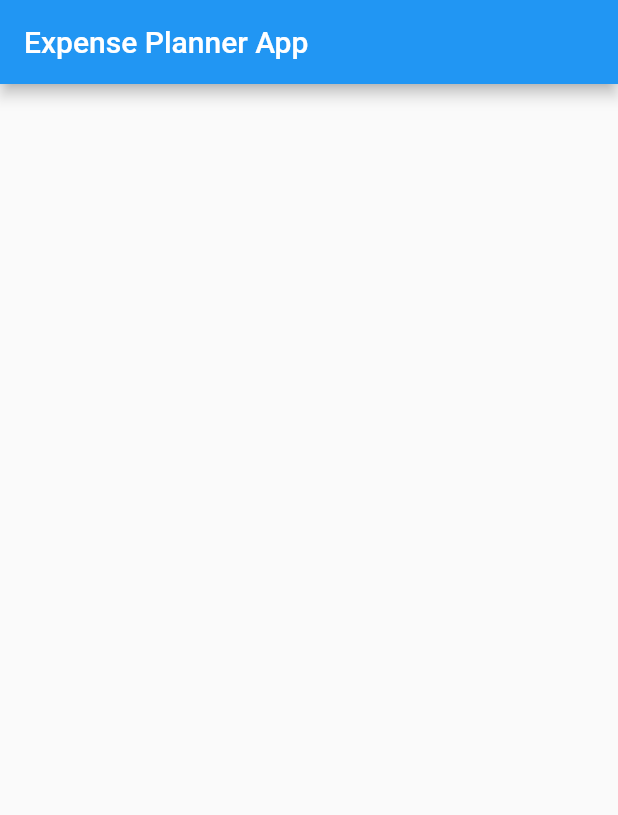
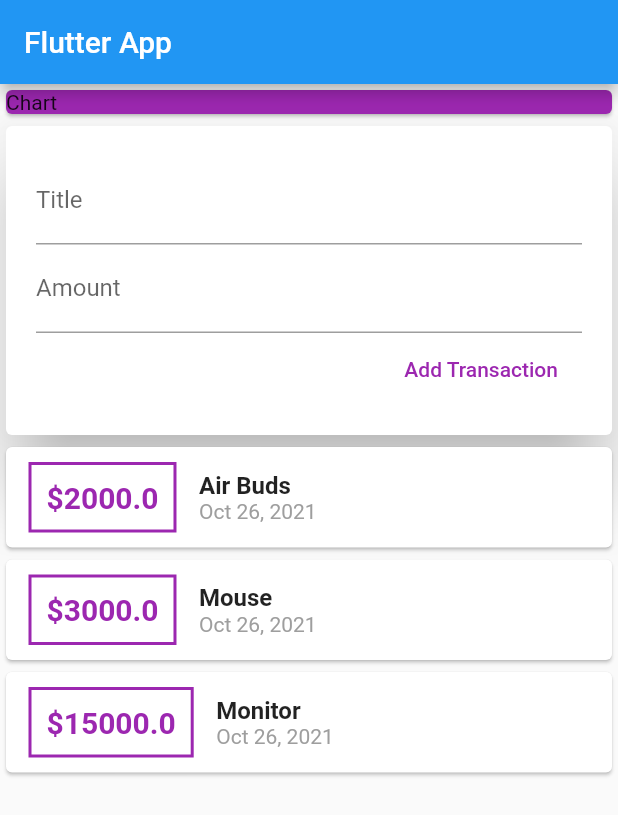
Before and after one commit to 1997sanket/flutter-expense-planner-app, a Flutter app: the screen it shows after launch, on a phone screen of 412 x 824 dp. Shown: the top 815 px of the screen. Run offline on Flutter 3.47's test engine with Material 2 defaults, Android fonts, the phone set to English and light mode, and no system bars.

Commit message:
Split the app into multiple widgets and created a form to add new Transaction

```diff
--- a/lib/main.dart
+++ b/lib/main.dart
@@ -1,4 +1,7 @@
 import 'package:flutter/material.dart';
+import 'package:flutter_complete_guide/widgets/new_transaction.dart';
+import 'package:flutter_complete_guide/widgets/user_transactions.dart';
+import './widgets/transaction_list.dart';
 
 void main() => runApp(MyApp());
 
@@ -17,10 +20,19 @@ class MyHomePage extends StatelessWidget {
   Widget build(BuildContext context) {
     return Scaffold(
         appBar: AppBar(
-          title: Text('Expense Planner App'),
+          title: Text('Flutter App'),
         ),
-        body: Column(
-          children: [],
+        body: SingleChildScrollView(
+          child: Column(mainAxisAlignment: MainAxisAlignment.start, children: [
+            Container(
+              width: double.infinity,
+              child: Card(
+                color: Colors.purple,
+                child: Text("Chart"),
+              ),
+            ),
+            UserTransaction()
+          ]),
         ));
   }
 }
--- /dev/null
+++ b/lib/models/Transaction.dart
@@ -0,0 +1,15 @@
+import 'package:flutter/foundation.dart';
+
+class Transaction {
+  final String id;
+  final String title;
+  final double amount;
+  final DateTime date;
+
+  Transaction({
+    @required this.id,
+    @required this.title,
+    @required this.amount,
+    @required this.date,
+  });
+}
--- /dev/null
+++ b/lib/widgets/new_transaction.dart
@@ -0,0 +1,38 @@
+import 'package:flutter/material.dart';
+
+class NewTransaction extends StatelessWidget {
+  final titleController = TextEditingController();
+  final amountController = TextEditingController();
+  final Function addNewTransactionRef;
+
+  NewTransaction(this.addNewTransactionRef);
+
+  @override
+  Widget build(BuildContext context) {
+    return Card(
+        elevation: 20,
+        child: Container(
+          padding: EdgeInsets.all(20),
+          child: Column(
+            crossAxisAlignment: CrossAxisAlignment.end,
+            children: [
+              TextField(
+                decoration: InputDecoration(labelText: "Title"),
+                controller: titleController,
+              ),
+              TextField(
+                decoration: InputDecoration(labelText: "Amount"),
+                controller: amountController,
+              ),
+              FlatButton(
+                  onPressed: () => {
+                        addNewTransactionRef(titleController.text,
+                            double.parse(amountController.text))
+                      },
+                  textColor: Colors.purple,
+                  child: Text("Add Transaction")),
+            ],
+          ),
+        ));
+  }
+}
--- /dev/null
+++ b/lib/widgets/transaction_list.dart
@@ -0,0 +1,53 @@
+import 'package:flutter/material.dart';
+import '../models/Transaction.dart';
+import 'package:intl/intl.dart';
+
+class TransactionList extends StatelessWidget {
+  final List<Transaction> transactions;
+
+  TransactionList(this.transactions);
+
+  @override
+  Widget build(BuildContext context) {
+    return Container(
+        height: 300,
+        child: ListView.builder(
+          itemBuilder: (context, index) {
+            return Card(
+                child: Row(
+              children: [
+                Container(
+                  margin: EdgeInsets.symmetric(horizontal: 15, vertical: 10),
+                  decoration: BoxDecoration(
+                      border: Border.all(
+                    color: Colors.purple,
+                    width: 2,
+                  )),
+                  padding: EdgeInsets.all(10),
+                  child: Text(
+                    '\$${transactions[index].amount}',
+                    style: TextStyle(
+                        fontWeight: FontWeight.bold,
+                        fontSize: 20,
+                        color: Colors.purple),
+                  ),
+                ),
+                Column(
+                  crossAxisAlignment: CrossAxisAlignment.start,
+                  children: [
+                    Text(
+                      transactions[index].title,
+                      style:
+                          TextStyle(fontWeight: FontWeight.bold, fontSize: 16),
+                    ),
+                    Text(DateFormat.yMMMd().format(transactions[index].date),
+                        style: TextStyle(color: Colors.grey))
+                  ],
+                )
+              ],
+            ));
+          },
+          itemCount: transactions.length,
+        ));
+  }
+}
--- /dev/null
+++ b/lib/widgets/user_transactions.dart
@@ -0,0 +1,40 @@
+import 'package:flutter/material.dart';
+import '../models/Transaction.dart';
+import './new_transaction.dart';
+import './transaction_list.dart';
+
+class UserTransaction extends StatefulWidget {
+  @override
+  _UserTransactionState createState() => _UserTransactionState();
+}
+
+class _UserTransactionState extends State<UserTransaction> {
+  final List<Transaction> _userTransactions = [
+    Transaction(id: "1", title: "Air Buds", amount: 2000, date: DateTime.now()),
+    Transaction(id: "2", title: "Mouse", amount: 3000, date: DateTime.now()),
+    Transaction(id: "3", title: "Monitor", amount: 15000, date: DateTime.now()),
+  ];
+
+  void _addNewTransaction(String txTitle, double txAmount) {
+    final newTx = Transaction(
+        id: DateTime.now().toString(),
+        title: txTitle,
+        amount: txAmount,
+        date: DateTime.now());
+
+    //We need to add new transaction inside the setState method, so that Flutter can render the change on screen
+    setState(() {
+      _userTransactions.add(newTx);
+    });
+  }
+
+  @override
+  Widget build(BuildContext context) {
+    return Column(
+      children: [
+        NewTransaction(_addNewTransaction),
+        TransactionList(_userTransactions)
+      ],
+    );
+  }
+}
--- a/pubspec.yaml
+++ b/pubspec.yaml
@@ -32,6 +32,7 @@ dependencies:
 dev_dependencies:
   flutter_test:
     sdk: flutter
+  intl: ^0.17.0
 
 # For information on the generic Dart part of this file, see the
 # following page: https://dart.dev/tools/pub/pubspec
```
Also changed, not shown: pubspec.lock, 6 other files.
